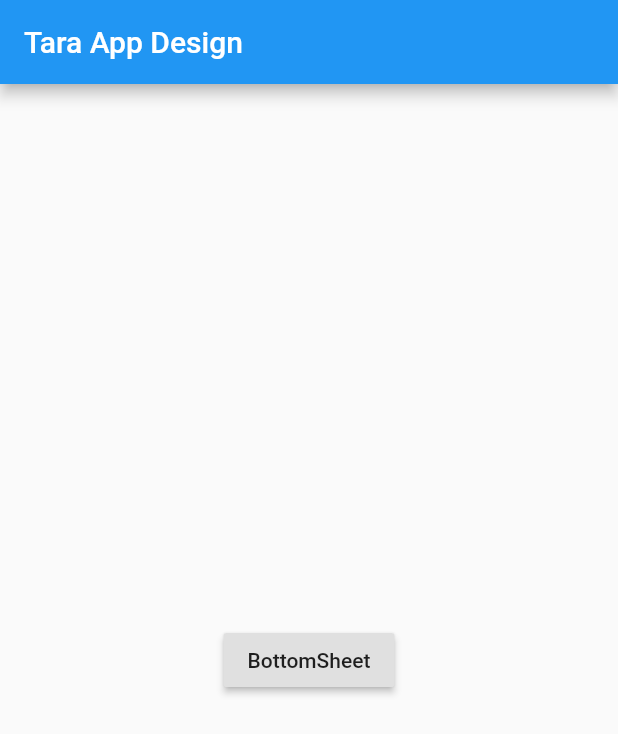
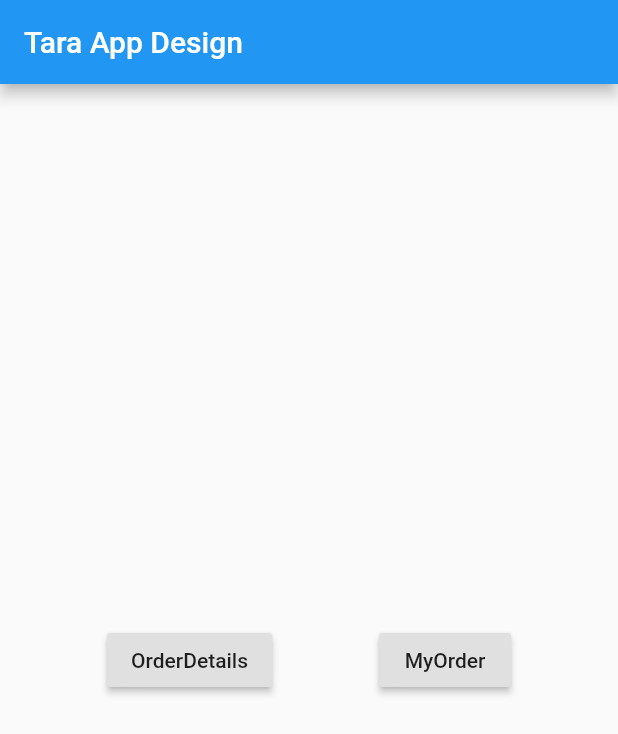
Before and after one commit to MayurRathor/Task1_Nxgen, a Flutter app: the screen it shows after launch, on a phone screen of 412 x 824 dp. Shown: the top 734 px of the screen. Run offline on Flutter 3.47's test engine with Material 2 defaults, Android fonts, the phone set to English and light mode, and no system bars; our stand-ins replace get.

Commit message:
my order added

```diff
--- a/lib/Widgets.dart/BotomSheet.dart
+++ b/lib/Screens.dart/OrderDetails/OrderDetails.dart
@@ -4,7 +4,7 @@ import 'Header.dart';
 import 'ItemDetails.dart';
 import 'TotalPrice.dart';
 
-class MyBootomSheet extends StatelessWidget {
+class OrderDetails extends StatelessWidget {
   @override
   Widget build(BuildContext context) {
     return Container(
@@ -14,11 +14,11 @@ class MyBootomSheet extends StatelessWidget {
             Header(),
             Address(),
             SizedBox(
-              height: 7,
+              height: 3,
             ),
             Items(),
             SizedBox(
-              height: 7,
+              height: 3,
             ),
             TotalPrice(),
           ],
--- /dev/null
+++ b/lib/Services/ItemData.dart
@@ -0,0 +1,6 @@
+class ItemDetails {
+  String itemName = "2x Tomat Merah (100gr)";
+  String itemQuantity = "250gm";
+  String itemPrice = "Rs 250.00";
+  String image = "assets/apple.jpg";
+}
--- a/lib/main.dart
+++ b/lib/main.dart
@@ -1,7 +1,7 @@
 import 'package:flutter/material.dart';
 import 'package:get/get.dart';
-
-import 'Widgets.dart/BotomSheet.dart';
+import 'Screens.dart/MyOrder/MyOrder.dart';
+import 'Screens.dart/OrderDetails/OrderDetails.dart';
 
 void main() => runApp(MyApp());
 
@@ -14,11 +14,26 @@ class MyApp extends StatelessWidget {
           title: Text("Tara App Design"),
         ),
         body: Center(
-          child: RaisedButton(
-            child: Text("BottomSheet"),
-            onPressed: () {
-              Get.bottomSheet(MyBootomSheet());
-            },
+          child: Row(
+            mainAxisAlignment: MainAxisAlignment.spaceEvenly,
+            children: [
+              RaisedButton(
+                child: Text("OrderDetails"),
+                onPressed: () {
+                  Get.bottomSheet(
+                    OrderDetails(),
+                  );
+                },
+              ),
+              RaisedButton(
+                child: Text("MyOrder"),
+                onPressed: () {
+                  Get.bottomSheet(
+                    MyOrder(),
+                  );
+                },
+              ),
+            ],
           ),
         ),
       ),
--- a/pubspec.yaml
+++ b/pubspec.yaml
@@ -45,8 +45,8 @@ flutter:
   uses-material-design: true
 
   # To add assets to your application, add an assets section, like this:
-  # assets:
-  #   - images/a_dot_burr.jpeg
+  assets:
+    - assets/
   #   - images/a_dot_ham.jpeg
 
   # An image asset can refer to one or more resolution-specific "variants", see
```
Also changed, not shown: lib/Screens.dart/MyOrder/MyOrder.dart (added, +46 -0 lines), lib/Screens.dart/OrderDetails/ItemDetails.dart (added, +30 -0 lines), lib/Widgets.dart/ItemDetails.dart (deleted, +0 -44 lines), assets/apple.jpg (added), lib/Screens.dart/OrderDetails/Address.dart (renamed from lib/Widgets.dart/Address.dart), lib/Screens.dart/OrderDetails/Header.dart (renamed from lib/Widgets.dart/Header.dart), lib/Screens.dart/OrderDetails/TotalPrice.dart (renamed from lib/Widgets.dart/TotalPrice.dart).
